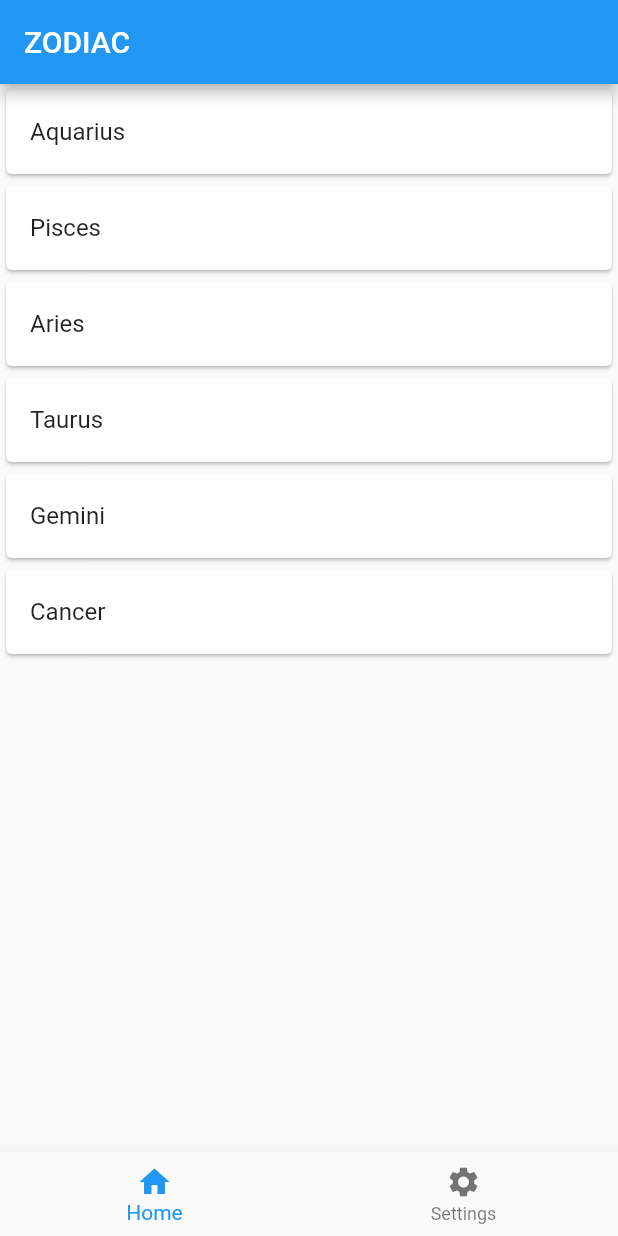
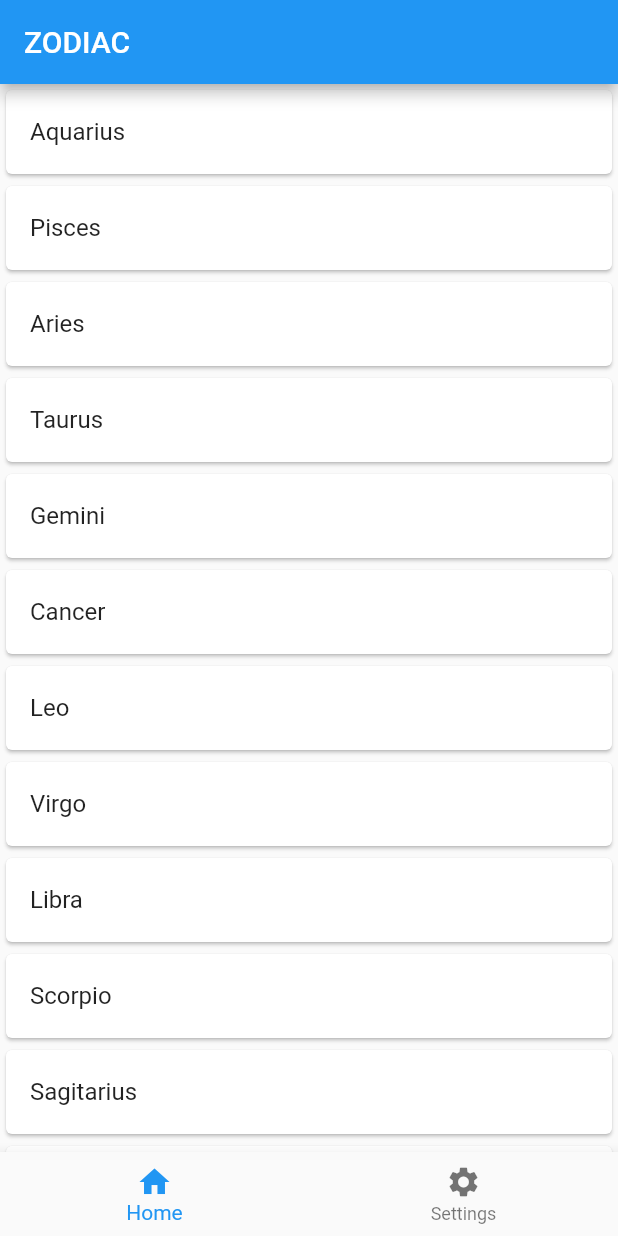
Before and after one commit to Rysanz/flutter_navigation_1, a Flutter app: the screen it shows after launch, on a phone screen of 412 x 824 dp. Run offline on Flutter 3.47's test engine with Material 2 defaults, Android fonts, the phone set to English and light mode, and no system bars.

Commit message:
3 commit

```diff
--- a/lib/HomePage.dart
+++ b/lib/HomePage.dart
@@ -46,7 +46,37 @@ class _HomePageState extends State<HomePage> {
             child: ListTile(
               title: Text("Cancer"),
             ),
-          )
+          ),
+          Card(
+            child: ListTile(
+              title: Text("Leo"),
+            ),
+          ),
+          Card(
+            child: ListTile(
+              title: Text("Virgo"),
+            ),
+          ),
+          Card(
+            child: ListTile(
+              title: Text("Libra"),
+            ),
+          ),
+          Card(
+            child: ListTile(
+              title: Text("Scorpio"),
+            ),
+          ),
+          Card(
+            child: ListTile(
+              title: Text("Sagitarius"),
+            ),
+          ),
+          Card(
+            child: ListTile(
+              title: Text("Capricorn"),
+            ),
+          ),
         ],
       ),
     );
```
